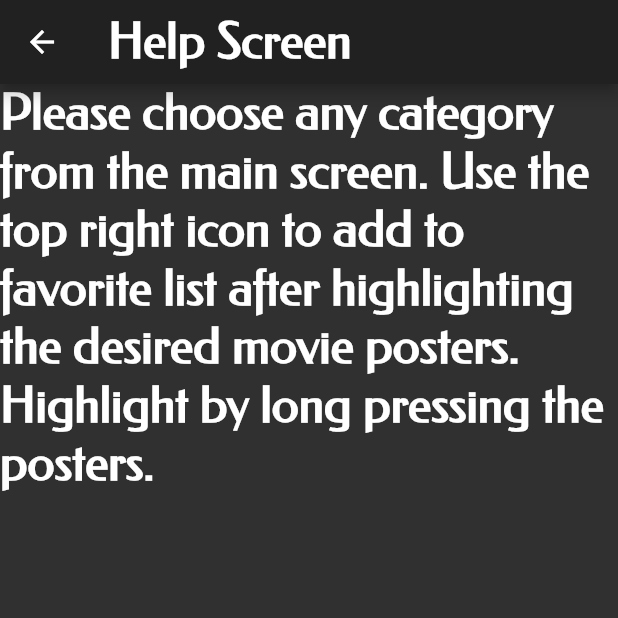
After one commit to FidMS4/map-cw2, a Flutter app: the HelpScreen screen opened by its route, on a phone screen of 412 x 824 dp, the top half of it. The commit adds this screen. Run offline on Flutter 3.47's test engine with Material 2 defaults, Android fonts, the phone set to English and light mode, and no system bars.

Commit message:
added help screen, need to clean up

```diff
--- a/lib/main.dart
+++ b/lib/main.dart
@@ -2,6 +2,7 @@ import 'package:CreativeWork2/screen/actionadventure_screen.dart';
 import 'package:CreativeWork2/screen/comedy_screen.dart';
 import 'package:CreativeWork2/screen/crime_screen.dart';
 import 'package:CreativeWork2/screen/drama_screen.dart';
+import 'package:CreativeWork2/screen/help_screen.dart';
 //import 'package:CreativeWork2/screen/favorites_screen.dart';
 import 'package:CreativeWork2/screen/home_screen.dart';
 import 'package:CreativeWork2/screen/horrorthriller_screen.dart';
@@ -51,6 +52,7 @@ class CreativeWork2App extends StatelessWidget {
         MusicalScreen.routeName: (context) => MusicalScreen(),
         SciFiScreen.routeName: (context) => SciFiScreen(),
         //FavoritesScreen.routeName: (context) => FavoritesScreen(),
+        HelpScreen.routeName: (context) => HelpScreen(),
       },
     );
   }
--- /dev/null
+++ b/lib/screen/help_screen.dart
@@ -0,0 +1,21 @@
+import 'package:flutter/material.dart';
+
+class HelpScreen extends StatelessWidget {
+  static const routeName = '/helpScreen';
+  @override
+  Widget build(BuildContext context) {
+    return Scaffold(
+      appBar: AppBar(
+        title: Text('Help Screen', style: Theme.of(context).textTheme.headline6),
+      ),
+      body: Column(
+        children: [
+          Text(
+            'Please choose any category from the main screen. Use the top right icon to add to favorite list after highlighting the desired movie posters. Highlight by long pressing the posters.',
+            style: Theme.of(context).textTheme.headline6,
+          ),
+        ],
+      ),
+    );
+  }
+}
```
Also changed, not shown: lib/screen/home_screen.dart (+7 -6 lines).
